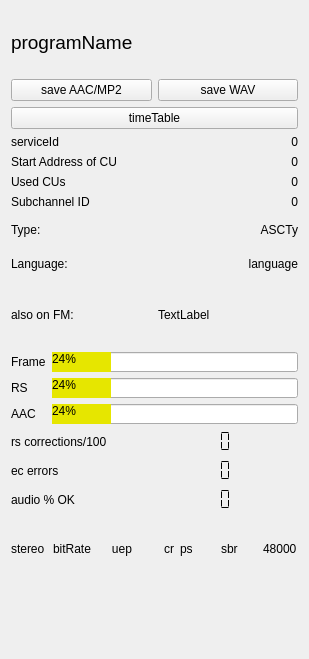
Above: sources/main/forms-v7/technical_data.ui from JvanKatwijk/qt-dab before the change. Below: the same form after it.
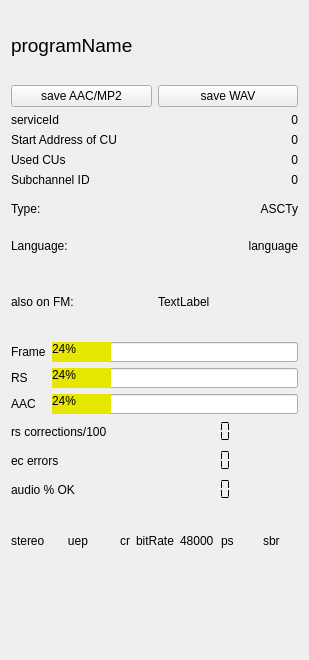
That is the form after the change. Custom widgets are drawn as their Qt base class.

Commit message: removed timetable button

Diff of the .ui file:
```diff
--- a/sources/main/forms-v7/technical_data.ui
+++ b/sources/main/forms-v7/technical_data.ui
@@ -7,7 +7,7 @@
     <x>0</x>
     <y>0</y>
     <width>309</width>
-    <height>659</height>
+    <height>660</height>
    </rect>
   </property>
   <property name="windowTitle">
@@ -57,16 +57,6 @@
      </item>
     </layout>
    </item>
-   <item>
-    <widget class="smallPushButton" name="timeTable_button">
-     <property name="toolTip">
-      <string>&lt;html&gt;&lt;head/&gt;&lt;body&gt;&lt;p&gt;If an EPG service is active then - at least after some time - it is possible that the EPG handler has processed time table data.&lt;/p&gt;&lt;p&gt;Touching this button will activate the time table handler. If no time table can be found it will be reported.&lt;/p&gt;&lt;/body&gt;&lt;/html&gt;</string>
-     </property>
-     <property name="text">
-      <string>timeTable</string>
-     </property>
-    </widget>
-   </item>
    <item>
     <layout class="QFormLayout" name="formLayout_2">
      <item row="0" column="0">
@@ -398,13 +388,6 @@
        </property>
       </widget>
      </item>
-     <item>
-      <widget class="QLabel" name="bitRateLabel">
-       <property name="text">
-        <string>bitRate</string>
-       </property>
-      </widget>
-     </item>
      <item>
       <widget class="QLabel" name="uepField">
        <property name="minimumSize">
@@ -437,6 +420,20 @@
        </property>
       </widget>
      </item>
+     <item>
+      <widget class="QLabel" name="bitRateLabel">
+       <property name="text">
+        <string>bitRate</string>
+       </property>
+      </widget>
+     </item>
+     <item>
+      <widget class="QLabel" name="audiorateLabel">
+       <property name="text">
+        <string>48000</string>
+       </property>
+      </widget>
+     </item>
      <item>
       <widget class="QLabel" name="psLabel">
        <property name="text">
@@ -451,13 +448,6 @@
        </property>
       </widget>
      </item>
-     <item>
-      <widget class="QLabel" name="audiorateLabel">
-       <property name="text">
-        <string>48000</string>
-       </property>
-      </widget>
-     </item>
     </layout>
    </item>
    <item>
```
The commit also changes 35 other files.
